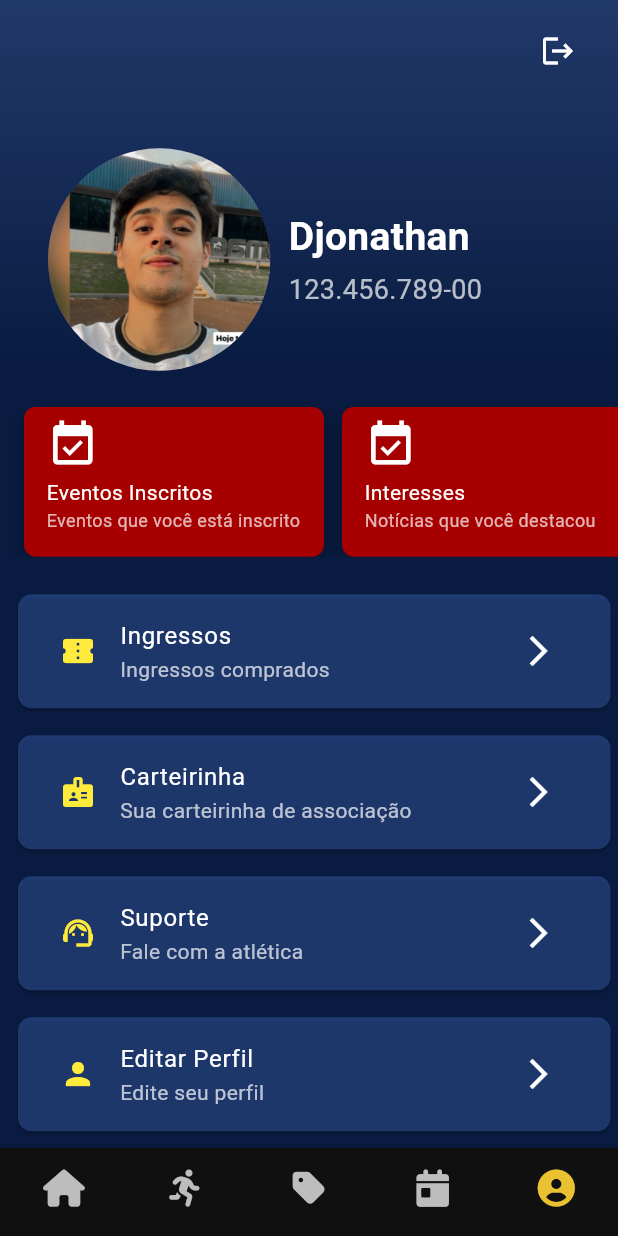
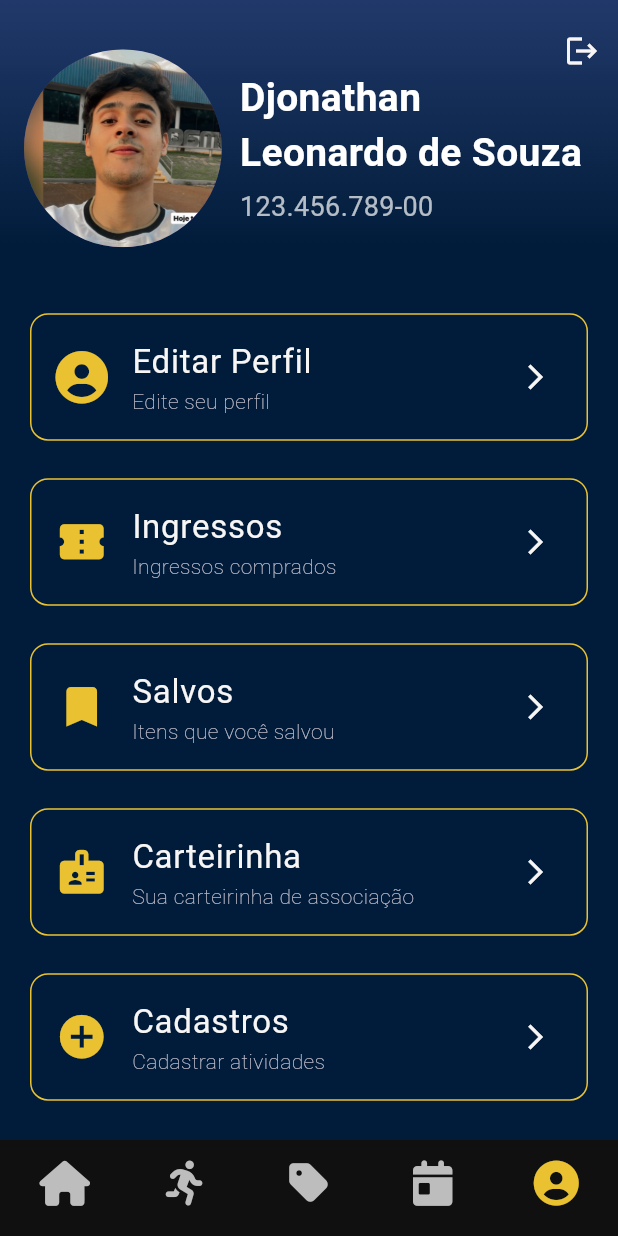
Before and after one commit to Biopark-Grupo-01/app-atletica, a Flutter app: the AccountSettingsScreen screen opened by its route, on a phone screen of 412 x 824 dp. Run offline on Flutter 3.47's test engine with Material 3 defaults, Android fonts, the phone set to English and light mode, and no system bars; our stand-ins replace carousel_slider, font_awesome_flutter, google_fonts, image_picker, mask_text_input_formatter, smooth_page_indicator; accounts and stored records are empty; network calls fail; key blocks and very long unbroken strings in the code were emptied for the run.

Commit message:
refactor: changed profile screen layout

```diff
--- a/lib/main.dart
+++ b/lib/main.dart
@@ -1,3 +1,4 @@
+import 'package:app_atletica/screens/account/edit_profile_screen.dart';
 import 'package:app_atletica/screens/forms/profile_registration.dart';
 import 'package:app_atletica/screens/forms/trainings_registration.dart';
 import 'package:app_atletica/screens/account/account_settings_screen.dart';
@@ -43,6 +44,7 @@ class MyApp extends StatelessWidget {
         '/store': (context) => StoreScreen(),
         '/productDetail': (context) => ProductScreen(),
         '/profile': (context) => AccountSettingsScreen(),
+        '/edit_profile': (context) => EditProfileScreen(),
         '/event_registration': (context) => EventRegistrationForm(),
         '/news_registration': (context) => NewsRegistrationForm(),
         '/product_registration': (context) => ProductRegistrationForm(),
--- a/lib/screens/account/account_settings_screen.dart
+++ b/lib/screens/account/account_settings_screen.dart
@@ -1,11 +1,14 @@
+import 'package:app_atletica/screens/account/edit_profile_screen.dart';
+import 'package:app_atletica/theme/app_colors.dart';
 import 'package:app_atletica/widgets/custom_bottom_nav_bar.dart';
+import 'package:app_atletica/widgets/menu_card.dart';
 import 'package:flutter/material.dart';
 
 import 'package:app_atletica/screens/account/memberShipCard.dart';
 import 'package:app_atletica/screens/account/register/register_home.dart';
 import 'package:app_atletica/screens/account/tickets.dart';
 import 'package:app_atletica/screens/account/user_model.dart';
-import './edit_profile_screen.dart';
+import 'package:font_awesome_flutter/font_awesome_flutter.dart';
 
 class AccountSettingsScreen extends StatefulWidget {
   const AccountSettingsScreen({super.key});
@@ -30,6 +33,7 @@ class _AccountSettingsScreenState extends State<AccountSettingsScreen> {
       name: "Djonathan Leonardo de Souza",
       cpf: "123.456.789-00",
       avatarUrl: "assets/images/selfieCarteirinha.png",
+      role: "admin",
     );
     setState(() {
       user = fetchedUser;
@@ -39,27 +43,23 @@ class _AccountSettingsScreenState extends State<AccountSettingsScreen> {
   @override
   Widget build(BuildContext context) {
     return Scaffold(
-      backgroundColor: const Color(0xFF091B40),
+      backgroundColor: AppColors.blue,
       body: SafeArea(
-        child: SingleChildScrollView(
         child: Column(
           crossAxisAlignment: CrossAxisAlignment.start,
           children: [
             Container(
-                height: MediaQuery.of(context).size.height * 0.3,
+              height: MediaQuery.of(context).size.height * 0.2,
               width: double.infinity,
-                padding: const EdgeInsets.only(left: 16, right: 16, bottom: 0),
               decoration: const BoxDecoration(
                 gradient: LinearGradient(
                   begin: Alignment.topCenter,
                   end: Alignment.bottomCenter,
-                    colors: [
-                      Color(0xff21396a),
-                      Color(0xFF091B40),
-                    ],
+                  colors: [Color(0xff21396a), AppColors.blue],
                 ),
               ),
-                child: user == null
+              child:
+                  user == null
                       ? const Center(child: CircularProgressIndicator())
                       : Stack(
                         children: [
@@ -71,20 +71,26 @@ class _AccountSettingsScreenState extends State<AccountSettingsScreen> {
                               crossAxisAlignment: CrossAxisAlignment.center,
                               children: [
                                 CircleAvatar(
-                                  radius: MediaQuery.of(context).size.height * 0.09,
-                                  backgroundImage: user!.avatarUrl.isNotEmpty
+                                  radius:
+                                      MediaQuery.of(context).size.height * 0.08,
+                                  backgroundImage:
+                                      user!.avatarUrl.isNotEmpty
                                           ? AssetImage(user!.avatarUrl)
-                                      : const AssetImage("assets/images/emblema.png") as ImageProvider,
+                                          : const AssetImage(
+                                                "assets/images/emblema.png",
+                                              )
+                                              as ImageProvider,
                                 ),
                                 const SizedBox(width: 12),
                                 Expanded(
                                   child: Column(
                                     mainAxisAlignment: MainAxisAlignment.center,
-                                    crossAxisAlignment: CrossAxisAlignment.start,
+                                    crossAxisAlignment:
+                                        CrossAxisAlignment.start,
                                     children: [
                                       Text(
                                         user!.name,
-                                        maxLines: 1,
+                                        maxLines: 3,
                                         // overflow: TextOverflow.ellipsis,
                                         style: const TextStyle(
                                           fontSize: 26,
@@ -111,91 +117,130 @@ class _AccountSettingsScreenState extends State<AccountSettingsScreen> {
                             right: 0,
                             child: IconButton(
                               icon: const Icon(Icons.logout),
-                              color: Colors.white,
+                              color: AppColors.white,
                               onPressed: () async {
-                                Navigator.pushReplacementNamed(context, '/login');
+                                Navigator.pushReplacementNamed(
+                                  context,
+                                  '/login',
+                                );
                               },
                             ),
                           ),
+                          // Positioned(
+                          //   bottom: 10,
+                          //   right: 0,
+                          //   child: IconButton(
+                          //     icon: const Icon(Icons.edit),
+                          //     color: AppColors.white,
+                          //     onPressed: () {
+                          //       Navigator.pushNamed(context, '/edit_profile');
+                          //     },
+                          //   ),
+                          // ),
                         ],
                       ),
             ),
-
             const SizedBox(height: 24),
-              SizedBox(
-                height: 100,
-                child: ListView(
-                  scrollDirection: Axis.horizontal,
-                  padding: const EdgeInsets.symmetric(horizontal: 16),
+            // SizedBox(
+            //   height: 100,
+            //   child: ListView(
+            //     scrollDirection: Axis.horizontal,
+            //     padding: const EdgeInsets.symmetric(horizontal: 16),
+            //     children: [
+            //       buildClubeCheersCard(
+            //         icon: FontAwesomeIcons.newspaper,
+            //         title: "Interesses",
+            //         subtitle: "Notícias que você destacou",
+            //         onTap: () => Navigator.pop(context),
+            //       ),
+            //     ],
+            //   ),
+            // ),
+            Expanded(
+              child: SingleChildScrollView(
+                padding: const EdgeInsets.all(20),
+                child: Column(
+                  spacing: 25,
                   children: [
-                    buildClubeCheersCard(
-                      icon: Icons.event_available,
-                      title: "Eventos Inscritos",
-                      subtitle: "Eventos que você está inscrito",
+                    MenuCard(
+                      icon: FontAwesomeIcons.solidCircleUser,
+                      title: "Editar Perfil",
+                      subtitle: "Edite seu perfil",
+                      onTap: () {
+                        Navigator.push(
+                          context,
+                          MaterialPageRoute(
+                            builder: (context) => const EditProfileScreen(),
                           ),
-                    buildClubeCheersCard(
-                      icon: Icons.event_available,
-                      title: "Interesses",
-                      subtitle: "Notícias que você destacou",
+                        );
+                      },
                     ),
-                    // outros cards
-                  ],
-                ),
-              ),
-              const SizedBox(height: 16),
-              buildOptionTile(
+                    MenuCard(
                       icon: Icons.confirmation_num,
                       title: "Ingressos",
                       subtitle: "Ingressos comprados",
                       onTap: () {
                         Navigator.push(
                           context,
-                    MaterialPageRoute(builder: (context) => const TicketsScreen()),
+                          MaterialPageRoute(
+                            builder: (context) => const TicketsScreen(),
+                          ),
                         );
                       },
                     ),
-              buildOptionTile(
+                    MenuCard(
+                      icon: Icons.bookmark,
+                      title: "Salvos",
+                      subtitle: "Itens que você salvou",
+                      onTap: () {
+                        Navigator.push(
+                          context,
+                          MaterialPageRoute(
+                            builder: (context) => const TicketsScreen(),
+                          ),
+                        );
+                      },
+                    ),
+                    MenuCard(
                       icon: Icons.badge,
                       title: "Carteirinha",
                       subtitle: "Sua carteirinha de associação",
                       onTap: () {
                         Navigator.push(
                           context,
-                    MaterialPageRoute(builder: (context) => const MembershipCardScreen()),
+                          MaterialPageRoute(
+                            builder: (context) => const MembershipCardScreen(),
+                          ),
                         );
                       },
                     ),
-              buildOptionTile(
+                    if (user!.role != "admin")
+                      MenuCard(
                         icon: Icons.support_agent,
                         title: "Suporte",
                         subtitle: "Fale com a atlética",
                         onTap: () {},
                       ),
-              buildOptionTile(
-                icon: Icons.person,
-                title: "Editar Perfil",
-                subtitle: "Edite seu perfil",
-                onTap: () {
-                  Navigator.push(
-                    context,
-                    MaterialPageRoute(builder: (context) => const EditProfileScreen()),
-                  );
-                },
-              ),
-              buildOptionTile(
+                    if (user != null && user!.role == "admin")
+                      MenuCard(
                         icon: Icons.add_circle,
                         title: "Cadastros",
                         subtitle: "Cadastrar atividades",
                         onTap: () {
                           Navigator.push(
                             context,
-                    MaterialPageRoute(builder: (context) => const RegisterAccountScreen()),
+                            MaterialPageRoute(
+                              builder:
+                                  (context) => const RegisterAccountScreen(),
+                            ),
                           );
                         },
                       ),
-              const SizedBox(height: 16),
                   ],
                 ),
+              ),
+            ),
+          ],
         ),
       ),
       bottomNavigationBar: CustomBottomNavBar(
@@ -222,40 +267,14 @@ class _AccountSettingsScreenState extends State<AccountSettingsScreen> {
       ),
     );
   }
-
-  Widget buildOptionTile({
-    required IconData icon,
-    required String title,
-    required String subtitle,
-    required VoidCallback onTap,
-  }) {
-    return Container(
-      margin: const EdgeInsets.only(top: 5, bottom: 5, left: 8, right: 1),
-      child: Card(
-        color: const Color.fromARGB(128, 52, 90, 167),
-        shape: RoundedRectangleBorder(
-          borderRadius: BorderRadius.circular(9),
-        ),
-        child: Padding(
-          padding: const EdgeInsets.symmetric(horizontal: 12, vertical: 2),
-          child: ListTile(
-            leading: Icon(icon, color: Colors.yellow),
-            title: Text(title, style: const TextStyle(color: Colors.white)),
-            subtitle: Text(subtitle, style: const TextStyle(color: Colors.white70)),
-            trailing: const Icon(Icons.arrow_forward_ios, color: Colors.white),
-            onTap: onTap,
-          ),
-        ),
-      ),
-    );
-  }
 }
 
 Widget buildClubeCheersCard({
   required IconData icon,
   required String title,
   required String subtitle,
-  Color backgroundColor = const Color(0xFFA60000),
+  VoidCallback? onTap,
+  Color backgroundColor = AppColors.lightGrey,
 }) {
   return Container(
     width: 200,
@@ -266,7 +285,7 @@ Widget buildClubeCheersCard({
       borderRadius: BorderRadius.circular(8),
       boxShadow: [
         BoxShadow(
-          color: Colors.black.withOpacity(0.3),
+          color: AppColors.darkGrey,
           blurRadius: 10,
           offset: const Offset(0, 4),
         ),
@@ -275,21 +294,15 @@ Widget buildClubeCheersCard({
     child: Column(
       crossAxisAlignment: CrossAxisAlignment.start,
       children: [
-        Icon(icon, color: Colors.white, size: 35),
+        Icon(icon, color: AppColors.black, size: 35),
         const SizedBox(height: 4),
         Text(
           title,
-          style: const TextStyle(
-            color: Colors.white,
-            fontSize: 14,
-          ),
+          style: const TextStyle(color: AppColors.black, fontSize: 14),
         ),
         Text(
           subtitle,
-          style: const TextStyle(
-            color: Colors.white70,
-            fontSize: 12,
-          ),
+          style: const TextStyle(color: AppColors.darkGrey, fontSize: 12),
         ),
       ],
     ),
--- a/lib/screens/account/register/register_home.dart
+++ b/lib/screens/account/register/register_home.dart
@@ -2,7 +2,7 @@ import 'package:app_atletica/theme/app_colors.dart';
 import 'package:app_atletica/widgets/custom_app_bar.dart';
 import 'package:app_atletica/widgets/custom_bottom_nav_bar.dart';
 import 'package:app_atletica/widgets/forms/custom_title_forms.dart';
-import 'package:app_atletica/widgets/forms/menu_card.dart';
+import 'package:app_atletica/widgets/menu_card.dart';
 import 'package:flutter/material.dart';
 import 'package:font_awesome_flutter/font_awesome_flutter.dart';
 
--- a/lib/screens/forms/product_registration.dart
+++ b/lib/screens/forms/product_registration.dart
@@ -125,7 +125,7 @@ class _ProductRegistrationFormState extends State<ProductRegistrationForm> {
                         const SizedBox(height: 15),
                         CustomDropdown(
                           label: 'Categoria',
-                          icon: Icons.category,
+                          icon: Icons.interests,
                           items: category,
                         ),
                         const SizedBox(height: 15),
--- a/lib/screens/forms/trainings_registration.dart
+++ b/lib/screens/forms/trainings_registration.dart
@@ -120,7 +120,7 @@ class _TrainingsRegistrationFormState extends State<TrainingsRegistrationForm> {
                         const SizedBox(height: 15),
                         CustomDropdown(
                           label: 'Tipo',
-                          icon: Icons.category,
+                          icon: Icons.interests,
                           items: type,
                         ),
                         const SizedBox(height: 15),
--- a/lib/widgets/custom_bottom_nav_bar.dart
+++ b/lib/widgets/custom_bottom_nav_bar.dart
@@ -13,8 +13,7 @@ class CustomBottomNavBar extends StatelessWidget {
 
   @override
   Widget build(BuildContext context) {
-    final screenWidth = MediaQuery.of(context).size.width;
-    final iconSize = screenWidth * 0.06;
+    final double iconSize = 30;
     return BottomNavigationBar(
       currentIndex: currentIndex,
       onTap: onTap,
--- a/lib/widgets/forms/menu_card.dart
+++ b/lib/widgets/menu_card.dart
@@ -16,24 +16,25 @@ class MenuCard extends StatelessWidget {
   @override
   Widget build(BuildContext context) {
     return Container(
+      alignment: Alignment.center,
+      height: 85,
       decoration: BoxDecoration(
         color: AppColors.blue,
         borderRadius: BorderRadius.circular(12),
         border: Border.all(color: AppColors.yellow),
       ),
       child: ListTile(
-        leading: Icon(icon, color: AppColors.yellow, size: 28),
+        leading: Icon(icon, color: AppColors.yellow, size: 35),
         title: Text(
           title,
           style: const TextStyle(
             color: AppColors.white,
-            fontSize: 16,
-            fontWeight: FontWeight.bold,
+            fontSize: 22,
           ),
         ),
         subtitle: Text(
           subtitle,
-          style: const TextStyle(color: AppColors.white, fontSize: 14),
+          style: const TextStyle(fontSize: 14, fontWeight: FontWeight.w100),
         ),
         trailing: const Icon(
           Icons.arrow_forward_ios,
```
Lines whose indentation alone changed are shown as unchanged.
